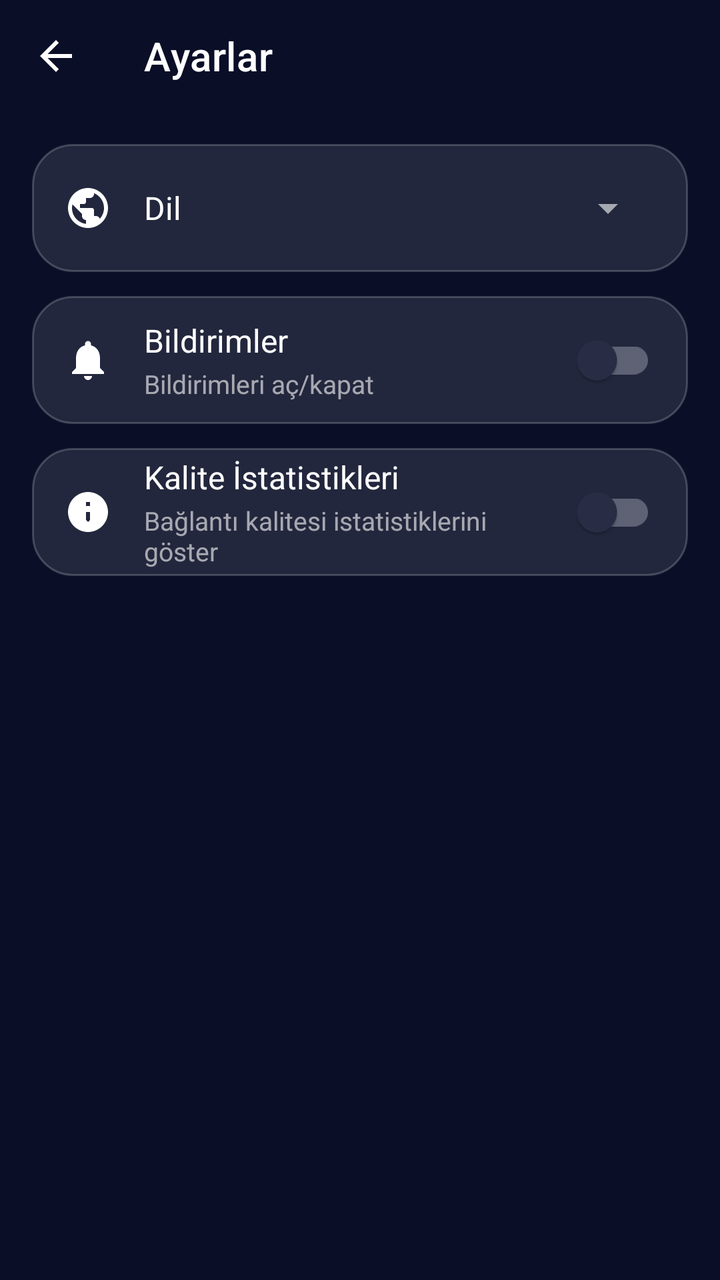
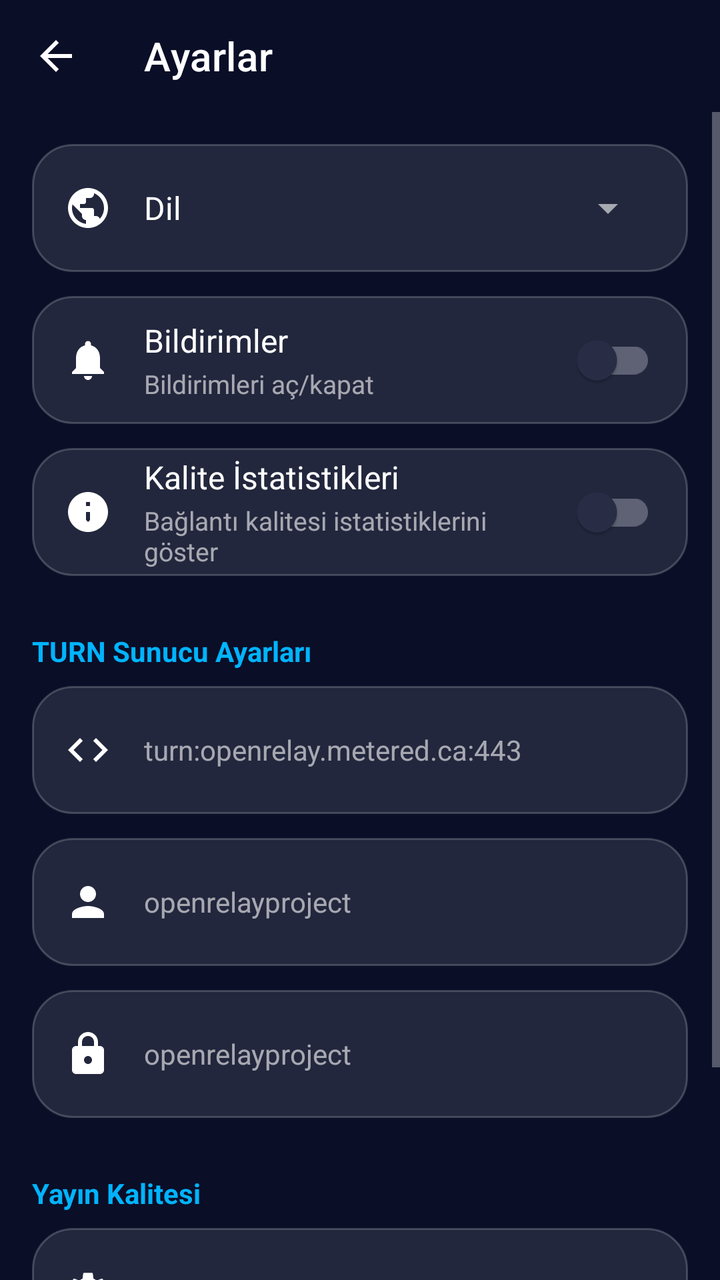

An Android layout rendered at two revisions. The XML below is the earlier revision; the diff shows what the commit changed to produce the second picture.
<!-- AndroidManifest.xml: activity theme Theme.ScreenShare -->
<!-- res/layout/activity_settings.xml -->
<?xml version="1.0" encoding="utf-8"?>
<LinearLayout xmlns:android="http://schemas.android.com/apk/res/android"
    xmlns:app="http://schemas.android.com/apk/res-auto"
    android:layout_width="match_parent"
    android:layout_height="match_parent"
    android:orientation="vertical"
    android:background="@color/bg_dark"
    android:fitsSystemWindows="true">

    <com.google.android.material.appbar.MaterialToolbar
        android:id="@+id/toolbar"
        android:layout_width="match_parent"
        android:layout_height="?attr/actionBarSize"
        android:background="@android:color/transparent"
        app:title="@string/settings_title"
        app:titleTextColor="@android:color/white"
        app:navigationIcon="@drawable/ic_back"
        app:navigationIconTint="@android:color/white" />

    <ScrollView
        android:layout_width="match_parent"
        android:layout_height="match_parent"
        android:fillViewport="true"
        android:overScrollMode="never">

        <LinearLayout
            android:layout_width="match_parent"
            android:layout_height="wrap_content"
            android:orientation="vertical"
            android:padding="16dp">

            
            <LinearLayout
                android:layout_width="match_parent"
                android:layout_height="64dp"
                android:background="@drawable/bg_glass_card"
                android:orientation="horizontal"
                android:gravity="center_vertical"
                android:paddingHorizontal="16dp"
                android:layout_marginBottom="12dp">

                <ImageView
                    android:layout_width="24dp"
                    android:layout_height="24dp"
                    android:src="@drawable/ic_language"
                    android:layout_marginEnd="16dp" />

                <TextView
                    android:layout_width="0dp"
                    android:layout_height="wrap_content"
                    android:layout_weight="1"
                    android:text="@string/settings_language"
                    android:textColor="@android:color/white"
                    android:textSize="16sp" />

                <Spinner
                    android:id="@+id/languageSpinner"
                    android:layout_width="wrap_content"
                    android:layout_height="40dp"
                    android:minWidth="120dp"
                    android:popupBackground="@android:color/transparent"
                    android:elevation="8dp"
                    android:overlapAnchor="false"
                    android:dropDownVerticalOffset="4dp" />
            </LinearLayout>

            
            <LinearLayout
                android:layout_width="match_parent"
                android:layout_height="64dp"
                android:background="@drawable/bg_glass_card"
                android:orientation="horizontal"
                android:gravity="center_vertical"
                android:paddingHorizontal="16dp"
                android:layout_marginBottom="12dp">

                <ImageView
                    android:layout_width="24dp"
                    android:layout_height="24dp"
                    android:src="@drawable/ic_notification"
                    android:layout_marginEnd="16dp" />

                <LinearLayout
                    android:layout_width="0dp"
                    android:layout_height="wrap_content"
                    android:layout_weight="1"
                    android:orientation="vertical">

                    <TextView
                        android:layout_width="wrap_content"
                        android:layout_height="wrap_content"
                        android:text="@string/settings_notifications"
                        android:textColor="@android:color/white"
                        android:textSize="16sp" />

                    <TextView
                        android:layout_width="wrap_content"
                        android:layout_height="wrap_content"
                        android:text="@string/settings_notifications_desc"
                        android:textColor="#99FFFFFF"
                        android:textSize="13sp"
                        android:layout_marginTop="2dp" />
                </LinearLayout>

                <com.google.android.material.switchmaterial.SwitchMaterial
                    android:id="@+id/switchNotifications"
                    android:layout_width="wrap_content"
                    android:layout_height="wrap_content"
                    android:thumbTint="@color/accent"
                    android:trackTint="@color/bg_input" />
            </LinearLayout>

            
            <LinearLayout
                android:layout_width="match_parent"
                android:layout_height="64dp"
                android:background="@drawable/bg_glass_card"
                android:orientation="horizontal"
                android:gravity="center_vertical"
                android:paddingHorizontal="16dp">

                <ImageView
                    android:layout_width="24dp"
                    android:layout_height="24dp"
                    android:src="@drawable/ic_signal"
                    android:layout_marginEnd="16dp" />

                <LinearLayout
                    android:layout_width="0dp"
                    android:layout_height="wrap_content"
                    android:layout_weight="1"
                    android:orientation="vertical">

                    <TextView
                        android:layout_width="wrap_content"
                        android:layout_height="wrap_content"
                        android:text="@string/settings_quality_stats"
                        android:textColor="@android:color/white"
                        android:textSize="16sp" />

                    <TextView
                        android:layout_width="wrap_content"
                        android:layout_height="wrap_content"
                        android:text="@string/settings_quality_stats_desc"
                        android:textColor="#99FFFFFF"
                        android:textSize="13sp"
                        android:layout_marginTop="2dp" />
                </LinearLayout>

                <com.google.android.material.switchmaterial.SwitchMaterial
                    android:id="@+id/switchQualityStats"
                    android:layout_width="wrap_content"
                    android:layout_height="wrap_content"
                    android:thumbTint="@color/accent"
                    android:trackTint="@color/bg_input" />
            </LinearLayout>

        </LinearLayout>
    </ScrollView>
</LinearLayout>
<!-- resources referenced by this layout -->
<resources>
  <color name="dark_bg">#FF0A0E27</color>
  <color name="dark_border">#1AFFFFFF</color>
  <!-- unchanged entries left out for length: 23 -->
</resources>

<!-- the commit's change to res/layout/activity_settings.xml (unified diff, before → after) -->
@@ -117,7 +117,8 @@
                 android:background="@drawable/bg_glass_card"
                 android:orientation="horizontal"
                 android:gravity="center_vertical"
-                android:paddingHorizontal="16dp">
+                android:paddingHorizontal="16dp"
+                android:layout_marginBottom="12dp">
 
                 <ImageView
                     android:layout_width="24dp"
@@ -155,6 +156,187 @@
                     android:trackTint="@color/bg_input" />
             </LinearLayout>
 
+            
+            <TextView
+                android:layout_width="match_parent"
+                android:layout_height="wrap_content"
+                android:text="@string/settings_turn_title"
+                android:textColor="@color/accent"
+                android:textSize="14sp"
+                android:textStyle="bold"
+                android:layout_marginTop="16dp"
+                android:layout_marginBottom="8dp" />
+
+            
+            <LinearLayout
+                android:layout_width="match_parent"
+                android:layout_height="64dp"
+                android:background="@drawable/bg_glass_card"
+                android:orientation="horizontal"
+                android:gravity="center_vertical"
+                android:paddingHorizontal="16dp"
+                android:layout_marginBottom="12dp">
+
+                <ImageView
+                    android:layout_width="24dp"
+                    android:layout_height="24dp"
+                    android:src="@drawable/ic_link"
+                    android:layout_marginEnd="16dp" />
+
+                <EditText
+                    android:id="@+id/etTurnUrl"
+                    android:layout_width="0dp"
+                    android:layout_height="wrap_content"
+                    android:layout_weight="1"
+                    android:hint="@string/settings_turn_url_hint"
+                    android:textColor="@android:color/white"
+                    android:textColorHint="#99FFFFFF"
+                    android:textSize="14sp"
+                    android:inputType="textUri"
+                    android:singleLine="true"
+                    android:background="@android:color/transparent" />
+            </LinearLayout>
+
+            
+            <LinearLayout
+                android:layout_width="match_parent"
+                android:layout_height="64dp"
+                android:background="@drawable/bg_glass_card"
+                android:orientation="horizontal"
+                android:gravity="center_vertical"
+                android:paddingHorizontal="16dp"
+                android:layout_marginBottom="12dp">
+
+                <ImageView
+                    android:layout_width="24dp"
+                    android:layout_height="24dp"
+                    android:src="@drawable/ic_person"
+                    android:layout_marginEnd="16dp" />
+
+                <EditText
+                    android:id="@+id/etTurnUser"
+                    android:layout_width="0dp"
+                    android:layout_height="wrap_content"
+                    android:layout_weight="1"
+                    android:hint="@string/settings_turn_user_hint"
+                    android:textColor="@android:color/white"
+                    android:textColorHint="#99FFFFFF"
+                    android:textSize="14sp"
+                    android:inputType="text"
+                    android:singleLine="true"
+                    android:background="@android:color/transparent" />
+            </LinearLayout>
+
+            
+            <LinearLayout
+                android:layout_width="match_parent"
+                android:layout_height="64dp"
+                android:background="@drawable/bg_glass_card"
+                android:orientation="horizontal"
+                android:gravity="center_vertical"
+                android:paddingHorizontal="16dp"
+                android:layout_marginBottom="12dp">
+
+                <ImageView
+                    android:layout_width="24dp"
+                    android:layout_height="24dp"
+                    android:src="@drawable/ic_lock"
+                    android:layout_marginEnd="16dp" />
+
+                <EditText
+                    android:id="@+id/etTurnPass"
+                    android:layout_width="0dp"
+                    android:layout_height="wrap_content"
+                    android:layout_weight="1"
+                    android:hint="@string/settings_turn_pass_hint"
+                    android:textColor="@android:color/white"
+                    android:textColorHint="#99FFFFFF"
+                    android:textSize="14sp"
+                    android:inputType="textPassword"
+                    android:singleLine="true"
+                    android:background="@android:color/transparent" />
+            </LinearLayout>
+
+            
+            <TextView
+                android:layout_width="match_parent"
+                android:layout_height="wrap_content"
+                android:text="@string/settings_resolution_title"
+                android:textColor="@color/accent"
+                android:textSize="14sp"
+                android:textStyle="bold"
+                android:layout_marginTop="16dp"
+                android:layout_marginBottom="8dp" />
+
+            
+            <LinearLayout
+                android:layout_width="match_parent"
+                android:layout_height="64dp"
+                android:background="@drawable/bg_glass_card"
+                android:orientation="horizontal"
+                android:gravity="center_vertical"
+                android:paddingHorizontal="16dp"
+                android:layout_marginBottom="12dp">
+
+                <ImageView
+                    android:layout_width="24dp"
+                    android:layout_height="24dp"
+                    android:src="@drawable/ic_settings"
+                    android:layout_marginEnd="16dp" />
+
+                <TextView
+                    android:layout_width="0dp"
+                    android:layout_height="wrap_content"
+                    android:layout_weight="1"
+                    android:text="@string/settings_resolution"
+                    android:textColor="@android:color/white"
+                    android:textSize="16sp" />
+
+                <Spinner
+                    android:id="@+id/resolutionSpinner"
+                    android:layout_width="wrap_content"
+                    android:layout_height="40dp"
+                    android:minWidth="140dp"
+                    android:popupBackground="@android:color/transparent"
+                    android:elevation="8dp"
+                    android:overlapAnchor="false"
+                    android:dropDownVerticalOffset="4dp" />
+            </LinearLayout>
+
+            
+            <LinearLayout
+                android:layout_width="match_parent"
+                android:layout_height="64dp"
+                android:background="@drawable/bg_glass_card"
+                android:orientation="horizontal"
+                android:gravity="center_vertical"
+                android:paddingHorizontal="16dp">
+
+                <ImageView
+                    android:layout_width="24dp"
+                    android:layout_height="24dp"
+                    android:src="@drawable/ic_speed"
+                    android:layout_marginEnd="16dp" />
+
+                <TextView
+                    android:layout_width="0dp"
+                    android:layout_height="wrap_content"
+                    android:layout_weight="1"
+                    android:text="@string/settings_fps"
+                    android:textColor="@android:color/white"
+                    android:textSize="16sp" />
+
+                <Spinner
+                    android:id="@+id/fpsSpinner"
+                    android:layout_width="wrap_content"
+                    android:layout_height="40dp"
+                    android:minWidth="100dp"
+                    android:popupBackground="@android:color/transparent"
+                    android:elevation="8dp"
+                    android:overlapAnchor="false"
+                    android:dropDownVerticalOffset="4dp" />
+            </LinearLayout>
+
         </LinearLayout>
     </ScrollView>
 </LinearLayout>
<!-- resource entries referenced after the edit -->
@@ -1,5 +1,67 @@
 <!-- resources referenced by this layout -->
 <resources>
+  <!-- drawable ic_link (drawable) -->
+  <?xml version="1.0" encoding="utf-8"?>
+  <vector xmlns:android="http://schemas.android.com/apk/res/android"
+      android:width="24dp"
+      android:height="24dp"
+      android:viewportWidth="24"
+      android:viewportHeight="24">
+      <path
+          android:fillColor="#FFFFFF"
+          android:pathData="M9.4,16.6L4.8,12l4.6,-4.6L8,6l-6,6 6,6 1.4,-1.4zM14.6,16.6l4.6,-4.6 -4.6,-4.6L16,6l6,6 -6,6 -1.4,-1.4z" />
+  </vector>
+  <!-- drawable ic_lock (drawable) -->
+  <?xml version="1.0" encoding="utf-8"?>
+  <vector xmlns:android="http://schemas.android.com/apk/res/android"
+      android:width="24dp"
+      android:height="24dp"
+      android:viewportWidth="24"
+      android:viewportHeight="24">
+      <path
+          android:fillColor="#FFFFFF"
+          android:pathData="M18,8h-1V6c0,-2.76 -2.24,-5 -5,-5S7,3.24 7,6v2H6c-1.1,0 -2,0.9 -2,2v10c0,1.1 0.9,2 2,2h12c1.1,0 2,-0.9 2,-2V10c0,-1.1 -0.9,-2 -2,-2zM12,17c-1.1,0 -2,-0.9 -2,-2s0.9,-2 2,-2 2,0.9 2,2 -0.9,2 -2,2zM9,8V6c0,-1.66 1.34,-3 3,-3s3,1.34 3,3v2H9z" />
+  </vector>
+  <!-- drawable ic_person (drawable) -->
+  <?xml version="1.0" encoding="utf-8"?>
+  <vector xmlns:android="http://schemas.android.com/apk/res/android"
+      android:width="24dp"
+      android:height="24dp"
+      android:viewportWidth="24"
+      android:viewportHeight="24">
+      <path
+          android:fillColor="#FFFFFFFF"
+          android:pathData="M12,12c2.21,0 4,-1.79 4,-4s-1.79,-4 -4,-4 -4,1.79 -4,4 1.79,4 4,4zM12,14c-2.67,0 -8,1.34 -8,4v2h16v-2c0,-2.66 -5.33,-4 -8,-4z" />
+  </vector>
+  <!-- drawable ic_settings (drawable) -->
+  <?xml version="1.0" encoding="utf-8"?>
+  <vector xmlns:android="http://schemas.android.com/apk/res/android"
+      android:width="24dp"
+      android:height="24dp"
+      android:viewportWidth="24"
+      android:viewportHeight="24">
+      <path
+          android:fillColor="#FFFFFFFF"
+          android:pathData="M19.14,12.94c0.04,-0.3 0.06,-0.61 0.06,-0.94 0,-0.32 -0.02,-0.64 -0.07,-0.94l2.03,-1.58c0.18,-0.14 0.23,-0.41 0.12,-0.61l-1.92,-3.32c-0.12,-0.22 -0.37,-0.29 -0.59,-0.22l-2.39,0.96c-0.5,-0.38 -1.03,-0.7 -1.62,-0.94L14.4,2.81c-0.04,-0.24 -0.24,-0.41 -0.48,-0.41h-3.84c-0.24,0 -0.43,0.17 -0.47,0.41L9.25,5.35C8.66,5.59 8.12,5.92 7.63,6.29L5.24,5.33c-0.22,-0.08 -0.47,0 -0.59,0.22L2.74,8.87C2.62,9.08 2.66,9.34 2.86,9.48l2.03,1.58C4.84,11.36 4.8,11.69 4.8,12s0.02,0.64 0.07,0.94l-2.03,1.58c-0.18,0.14 -0.23,0.41 -0.12,0.61l1.92,3.32c0.12,0.22 0.37,0.29 0.59,0.22l2.39,-0.96c0.5,0.38 1.03,0.7 1.62,0.94l0.36,2.54c0.05,0.24 0.24,0.41 0.48,0.41h3.84c0.24,0 0.44,-0.17 0.47,-0.41l0.36,-2.54c0.59,-0.24 1.13,-0.56 1.62,-0.94l2.39,0.96c0.22,0.08 0.47,0 0.59,-0.22l1.92,-3.32c0.12,-0.22 0.07,-0.47 -0.12,-0.61L19.14,12.94zM12,15.6c-1.98,0 -3.6,-1.62 -3.6,-3.6s1.62,-3.6 3.6,-3.6 3.6,1.62 3.6,3.6S13.98,15.6 12,15.6z" />
+  </vector>
+  <!-- drawable ic_speed (drawable) -->
+  <?xml version="1.0" encoding="utf-8"?>
+  <vector xmlns:android="http://schemas.android.com/apk/res/android"
+      android:width="24dp"
+      android:height="24dp"
+      android:viewportWidth="24"
+      android:viewportHeight="24">
+      <path
+          android:fillColor="#FFFFFFFF"
+          android:pathData="M20.38,8.57L12.63,3.93C12.26,3.71 11.74,3.71 11.38,3.93L3.63,8.57C3.21,8.82 3,9.31 3,9.83V16.5C3,17.88 4.12,19 5.5,19L7.5,19C8.05,19 8.5,18.55 8.5,18L8.5,14.5C8.5,13.67 9.17,13 10,13L14,13C14.83,13 15.5,13.67 15.5,14.5L15.5,18C15.5,18.55 15.95,19 16.5,19L18.5,19C19.88,19 21,17.88 21,16.5L21,9.83C21,9.31 20.79,8.82 20.38,8.57Z" />
+  </vector>
+  <string name="settings_fps">Kare Hızı (FPS)</string>
+  <string name="settings_resolution">Çözünürlük</string>
+  <string name="settings_resolution_title">Yayın Kalitesi</string>
+  <string name="settings_turn_pass_hint">openrelayproject</string>
+  <string name="settings_turn_title">TURN Sunucu Ayarları</string>
+  <string name="settings_turn_url_hint">turn:openrelay.metered.ca:443</string>
+  <string name="settings_turn_user_hint">openrelayproject</string>
   <color name="dark_bg">#FF0A0E27</color>
   <color name="dark_border">#1AFFFFFF</color>
   <!-- unchanged entries left out for length: 23 -->
